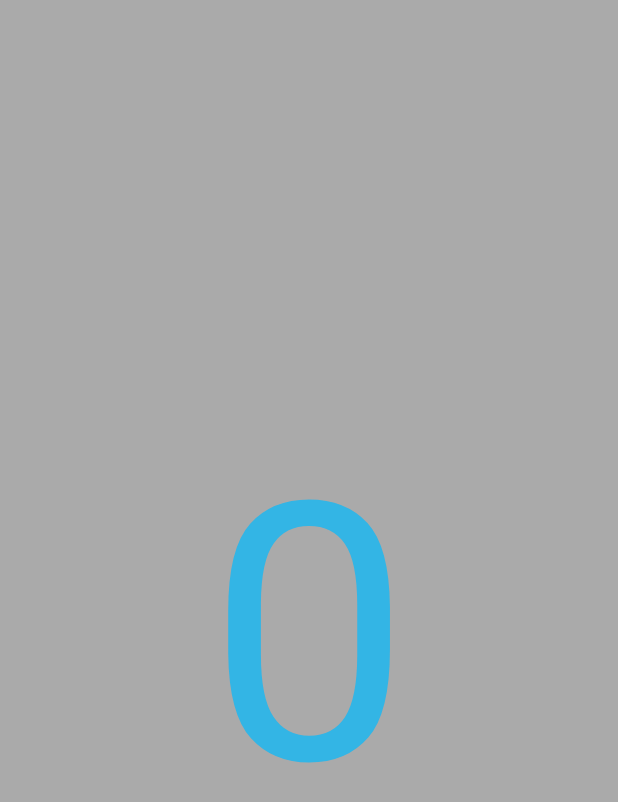
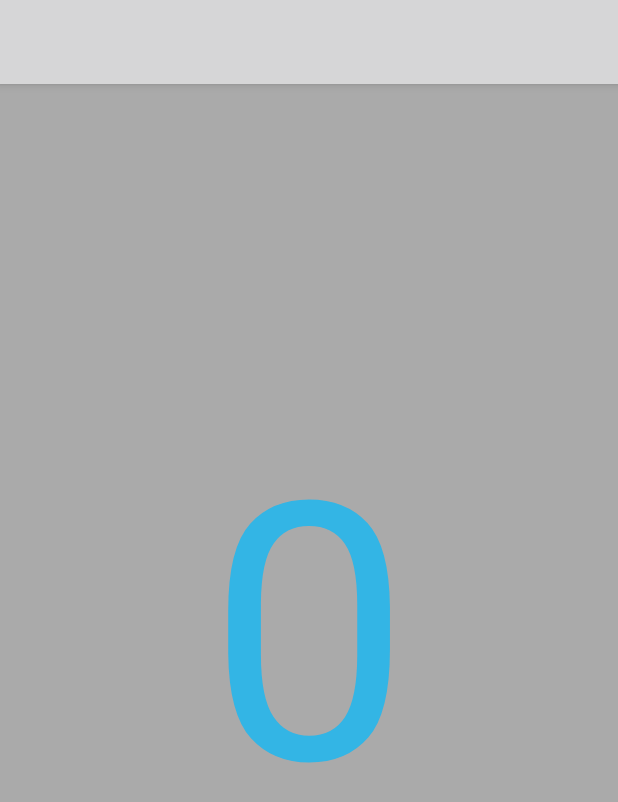
Before and after one commit to Singwai/android-opentune, an Android app: the screen it shows after launch (MainActivity), on a phone screen of 412 x 824 dp. Shown: the top 802 px of the screen. Run offline under Robolectric (Android 15) with nearby library versions, the phone set to English and light mode, and no system bars.

Commit message:
feat (new ui library):

```diff
--- a/app/build.gradle
+++ b/app/build.gradle
@@ -21,5 +21,9 @@ android {
 
 dependencies {
     compile fileTree(dir: 'libs', include: ['*.jar'])
+    compile 'com.android.support:support-v4:22.2.1'
     compile 'com.android.support:appcompat-v7:22.2.1'
+    compile 'com.android.support:design:22.2.1'
+    compile "com.android.support:recyclerview-v7:22.2.1"
+
 }
--- a/app/src/main/java/co/opentune/android/singleton/OpenTuneApplication.java
+++ b/app/src/main/java/co/opentune/android/singleton/OpenTuneApplication.java
@@ -5,7 +5,6 @@ import android.content.Context;
 import android.view.Display;
 import android.view.WindowManager;
 
-import co.opentune.android.api.Api;
 
 
 public class OpenTuneApplication extends Application {
@@ -14,7 +13,7 @@ public class OpenTuneApplication extends Application {
     public void onCreate() {
         super.onCreate();
 
-        Api.init(this);
+//        Api.init(this);
         WindowManager wm = (WindowManager) getSystemService(Context.WINDOW_SERVICE);
         Display d = wm.getDefaultDisplay();
     }
--- a/app/src/main/res/layout/activity_default.xml
+++ b/app/src/main/res/layout/activity_default.xml
@@ -3,12 +3,20 @@
     android:layout_width="match_parent"
     android:layout_height="match_parent"
     android:orientation="vertical"
-    tools:context=".MainActivity" >
+    tools:context=".MainActivity">
 
+    <android.support.design.widget.AppBarLayout
+        android:layout_width="match_parent"
+        android:layout_height="wrap_content">
 
-	<android.support.v4.view.ViewPager
-	    android:id="@+id/pager"
-		android:layout_width="fill_parent"
-		android:layout_height="fill_parent">
-	</android.support.v4.view.ViewPager>
+        <android.support.v7.widget.Toolbar
+            android:id="@+id/tb_feed"
+            android:layout_width="match_parent"
+            android:layout_height="?android:attr/actionBarSize" />
+    </android.support.design.widget.AppBarLayout>
+
+    <android.support.v4.view.ViewPager
+        android:id="@+id/pager"
+        android:layout_width="fill_parent"
+        android:layout_height="fill_parent" />
 </FrameLayout>
--- a/app/src/main/res/values/styles.xml
+++ b/app/src/main/res/values/styles.xml
@@ -3,6 +3,14 @@
     <!-- Base application theme. -->
     <style name="AppTheme" parent="Theme.AppCompat.Light.NoActionBar">
         <!-- Customize your theme here. -->
+        <!-- Main theme colors -->
+        <!--   your app branding color for the app bar -->
+        <item name="colorPrimary">@color/primary</item>
+        <!--   darker variant for the status bar and contextual app bars -->
+        <item name="colorPrimaryDark">@color/primary_dark</item>
+        <!--   theme UI controls like checkboxes and text fields -->
+        <item name="colorAccent">@color/accent</item>
     </style>
 
+
 </resources>
```
